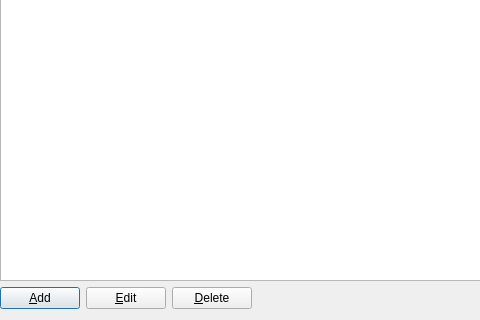
Old version of the form forms/heavenlybody/heavenlybodyoverview.ui in the repository fdeitelhoff/SolarSystemSimulation; both pictures show x 0 to 480 and y 172 to 492 of the 719 by 492 pixel window.
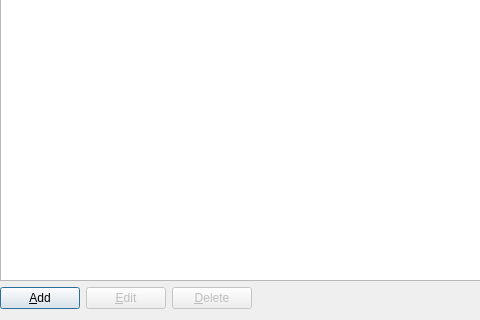
New version of the form.

What changed in the file:
```diff
--- a/forms/heavenlybody/heavenlybodyoverview.ui
+++ b/forms/heavenlybody/heavenlybodyoverview.ui
@@ -64,6 +64,9 @@
        </item>
        <item>
         <widget class="QPushButton" name="edit">
+         <property name="enabled">
+          <bool>false</bool>
+         </property>
          <property name="toolTip">
           <string>Edit the current selected Heavenly Body.</string>
          </property>
@@ -74,6 +77,9 @@
        </item>
        <item>
         <widget class="QPushButton" name="deleteEntity">
+         <property name="enabled">
+          <bool>false</bool>
+         </property>
          <property name="toolTip">
           <string>Delete the current selected Heavenly Body.</string>
          </property>
```
